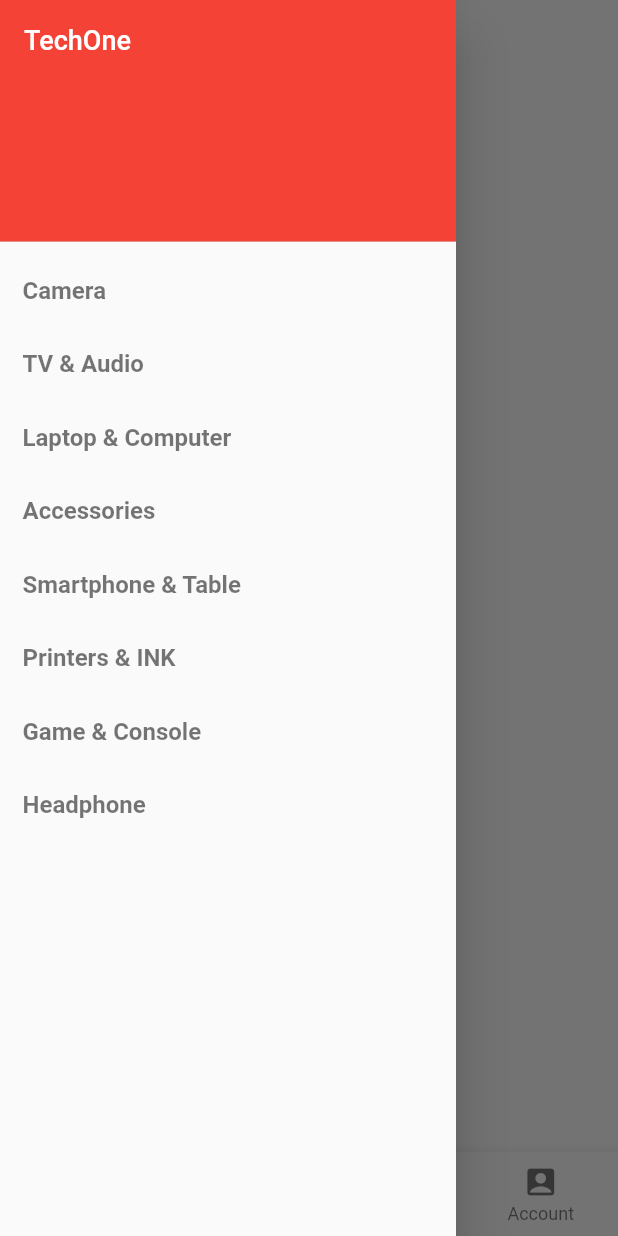
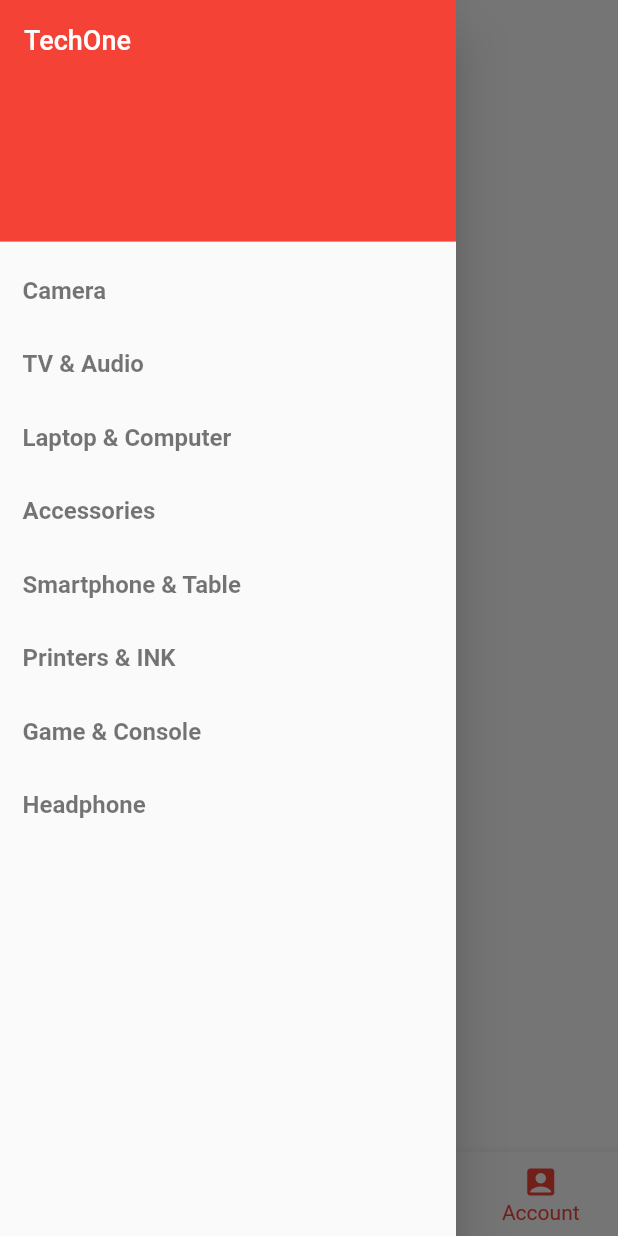
Before and after one commit to techone-mobile/techone-example, a Flutter app: the screen it shows after launch, item 4 of the bottom bar chosen, with the side drawer open, on a phone screen of 412 x 824 dp. Run offline on Flutter 3.47's test engine with Material 2 defaults, Android fonts, the phone set to English and light mode, and no system bars; our stand-ins replace fluttertoast; network calls fail.

Commit message:
Update Colors, ...

```diff
--- a/lib/main.dart
+++ b/lib/main.dart
@@ -1,4 +1,5 @@
 import 'package:techone/ui/screen/Parent.dart';
 import 'package:flutter/material.dart';
 
+/*Select the first screen*/
 void main() => runApp(Parent());
--- a/lib/ui/screen/HomeUI.dart
+++ b/lib/ui/screen/HomeUI.dart
@@ -54,7 +54,7 @@ HomeUI() {
         ),
         Container(
           height: 180.0,
-          child: Category(),
+          child: category(),
         )
       ],
     ),
--- a/lib/ui/screen/Parent.dart
+++ b/lib/ui/screen/Parent.dart
@@ -93,8 +93,12 @@ class _MyParentPageState extends State<MyParentPage> {
           onTap: (index) {
             _onBottomNavigationBarTap(index);
           },
+          currentIndex: _itemSelected,
+          selectedItemColor: AppColor.primaryColor,
+          backgroundColor: Colors.white,
           type: BottomNavigationBarType.fixed,
         ),
+        backgroundColor: Colors.white,
         body: _bodyUI[_itemSelected]);
   }
 }
--- a/lib/ui/style/AppColor.dart
+++ b/lib/ui/style/AppColor.dart
@@ -2,5 +2,4 @@ import 'package:flutter/material.dart';
 
 class AppColor{
   static MaterialColor primaryColor = Colors.red;
-  static MaterialColor menuColor = Colors.black;
 }
```
Also changed, not shown: lib/ui/fragment/Category.dart (+27 -7 lines), lib/ui/fragment/SlideShow.dart (+6 -10 lines).
